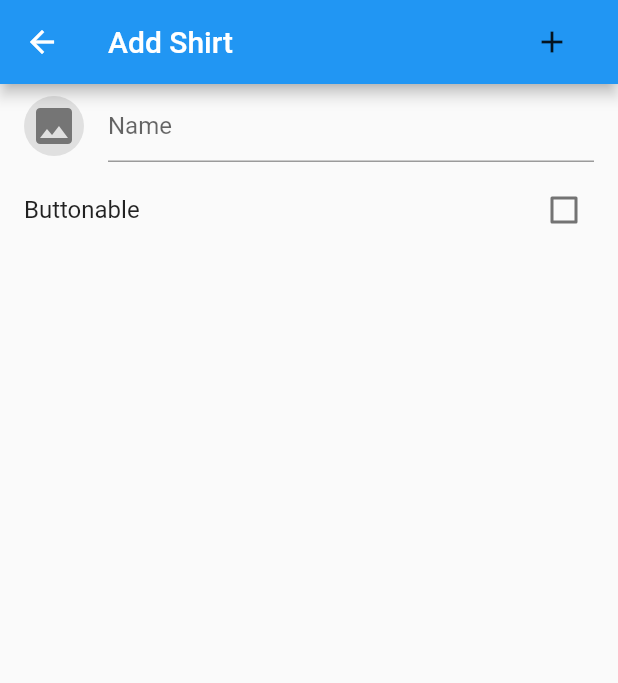
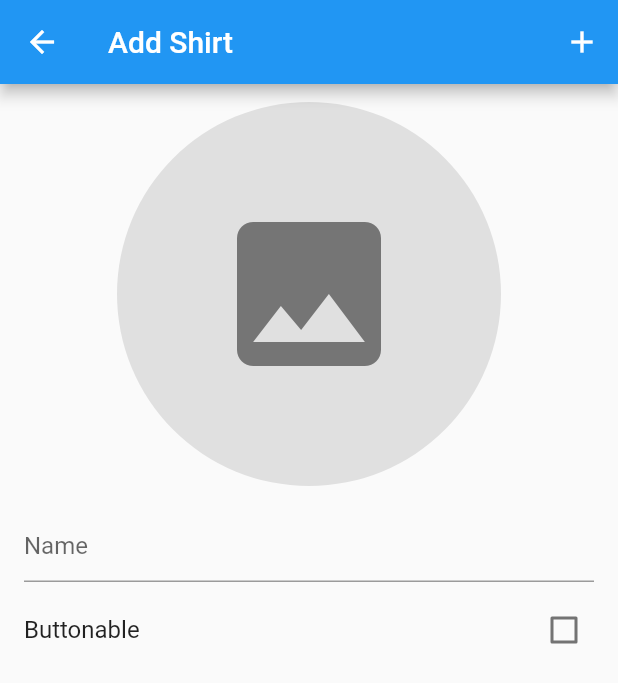
Before and after one commit to darthdie/dressr, a Flutter app: the AddShirtModal screen opened directly, after a tap on "Buttonable", on a phone screen of 412 x 824 dp. Shown: the top 683 px of the screen. Run offline on Flutter 3.47's test engine with Material 2 defaults, Android fonts, the phone set to English and light mode, and no system bars; our stand-ins replace built_collection, flutter_redux, font_awesome_flutter, image_picker, redux; missing offline and left inert: redux_persist, redux_persist_flutter; statements that could not run were skipped.

Commit message:
Added ability to add shirts. Added persistence.

```diff
--- a/lib/app_state.dart
+++ b/lib/app_state.dart
@@ -1,24 +1,42 @@
 import 'package:built_collection/built_collection.dart';
 import 'package:dressr/models/shirt.dart';
+import 'package:redux_persist/redux_persist.dart';
 
 class AppState {
   AppState({
     BuiltList<Shirt> shirts,
-    this.newShirtImage
+    Shirt newShirt,
   }):
-    this.shirts = shirts ?? new BuiltList<Shirt>();
+    this.shirts = shirts ?? new BuiltList<Shirt>(),
+    this.newShirt = newShirt ?? new Shirt();
 
   final BuiltList<Shirt> shirts;
-  final String newShirtImage;
+  final Shirt newShirt;
 
   AppState copyWith({
     BuiltList<Shirt> shirts,
-    String newShirtImage
+    Shirt newShirt,
   }) {
     return new AppState(
       shirts: shirts ?? this.shirts,
-      newShirtImage: newShirtImage ?? this.newShirtImage,
+      newShirt: newShirt ?? this.newShirt,
     );
+  }
+
+  static AppState fromJson(dynamic map) {
+    if (map == null) {
+      return new AppState();
+    }
+
+    return new AppState(
+      shirts: new BuiltList((map['shirts'] ?? []).map((i) => new Shirt.fromJson(i)))
+    );
+  }
+
+  Map toJson() {
+    return {
+      'shirts': shirts.map((s) => s.toJson())
+    };
   }
 }
 
@@ -28,10 +46,39 @@ class UpdateNewShirtImage {
   final String image;
 }
 
+class UpdateNewShirtName {
+  UpdateNewShirtName(this.name);
+
+  final String name;
+}
+
+class UpdateNewShirtButtonable {
+  UpdateNewShirtButtonable(this.buttonable);
+
+  final bool buttonable;
+}
+
+class AddShirtAction {
+}
+
 AppState appStateReducer(AppState state, dynamic action) {
-  if (action is UpdateNewShirtImage) {
-    return state.copyWith(newShirtImage: action.image);
+  if (action is PersistLoadedAction<AppState>) {
+    return action.state ?? state;
   }
 
-  return state;
+  switch (action.runtimeType) {
+    case UpdateNewShirtImage:
+      return state.copyWith(newShirt: state.newShirt.copyWith(image: action.image));
+    case UpdateNewShirtName:
+      return state.copyWith(newShirt: state.newShirt.copyWith(name: action.name));
+    case UpdateNewShirtButtonable:
+      return state.copyWith(newShirt: state.newShirt.copyWith(buttonable: action.buttonable));
+    case AddShirtAction:
+      return state.copyWith(
+        shirts: state.shirts.rebuild((b) => b.add(state.newShirt)),
+        newShirt: new Shirt()
+      );
+    default:
+      return state;
+  }
 }
--- a/lib/models/shirt.dart
+++ b/lib/models/shirt.dart
@@ -2,18 +2,38 @@ class Shirt {
   Shirt({
     this.name,
     this.image,
+    this.buttonable,
   });
 
   final String name;
   final String image;
+  final bool buttonable;
 
   Shirt copyWith({
     String name,
     String image,
+    bool buttonable,
   }) {
     return new Shirt(
       name: name ?? this.name,
       image: image ?? this.image,
+      buttonable: buttonable ?? this.buttonable
+    );
+  }
+
+  Map toJson() {
+    return {
+      'name': name,
+      'image': image,
+      'buttonable': buttonable
+    };
+  }
+
+  factory Shirt.fromJson(Map json) {
+    return new Shirt(
+      name: json['name'],
+      image: json['image'],
+      buttonable: json['buttonable']
     );
   }
 }
--- a/lib/pages/add_shirt.dart
+++ b/lib/pages/add_shirt.dart
@@ -8,20 +8,31 @@ import 'package:image_picker/image_picker.dart';
 
 class AddShirtModal extends StatelessWidget {
   Widget _thumbnailWidget(BuildContext context, _AddShirtViewModel viewModel) {
-    if (viewModel.image != null) {
-      return new SizedBox(
-        child: new Image.file(new File(viewModel.image)),
-        width: 32.0,
-        height: 32.0,
-      );
-    }
-
     return PopupMenuButton<ImageSource>(
-      child: new CircleAvatar(
-        child: const Icon(Icons.image, size: 32.0),
+      padding: const EdgeInsets.all(64.0),
+      child: new Padding(
+        padding: const EdgeInsets.all(12.0),
+        child: viewModel.image == null
+        ? new CircleAvatar(
+          child: const Icon(Icons.image, size: 128.0),
           backgroundColor: Colors.grey.shade300,
           foregroundColor: Colors.grey.shade600,
+          radius: 128.0,
+        )
+        : new Container(
+            width: 256.0,
+            height: 256.0,
+            decoration: new BoxDecoration(
+              shape: BoxShape.circle,
+              image: new DecorationImage(
+                fit: BoxFit.cover,
+                image: new FileImage(new File(viewModel.image))
+              )
+            )
+          )
       ),
+
+
       itemBuilder: (context) {
         return [
           new PopupMenuItem(
@@ -57,20 +68,21 @@ class AddShirtModal extends StatelessWidget {
     return new Container(
       child: new ListView(
         children: <Widget>[
+          new Center(
+            child: _thumbnailWidget(context, viewModel),
+          ),
           new ListTile(
-            leading: _thumbnailWidget(context, viewModel),
             title: new TextField(
               decoration: new InputDecoration(hintText: 'Name'),
-              onSubmitted: (value) {
-                print(value);
+              onChanged: (value) {
+                viewModel.updateName(value);
               },
             ),
           ),
           new CheckboxListTile(
             value: false,
             title: const Text('Buttonable'),
-            onChanged: (value) {
-            },
+            onChanged: (value) => viewModel.updateButtonable(value)
           )
         ],
       ),
@@ -87,22 +99,38 @@ class AddShirtModal extends StatelessWidget {
           appBar: new AppBar(
             title: const Text('Add Shirt'),
             actions: <Widget>[
-              new FlatButton(
-                child: new IconButton(
+              new IconButton(
                 icon: const Icon(Icons.add),
                 onPressed: () {
+                  final error = _validateNewShirt(viewModel);
+
+                  if (error == null) {
+                    viewModel.addShirt();
+                    Navigator.of(context).pop();
+                  } else {
+                    final snackBar = SnackBar(content: new Text(error));
+                    Scaffold.of(context).showSnackBar(snackBar);
+                  }
                 },
               ),
-                onPressed: () async {
-                  // _formKey.currentState.validate();
-                },
-              )
             ],
           ),
           body: _buildBody(context, viewModel),
         );
       }
     );
+  }
+
+  String _validateNewShirt(_AddShirtViewModel viewModel) {
+    if (viewModel.image.isEmpty) {
+      return 'Please select an image.';
+    }
+
+    if (viewModel.name.isEmpty) {
+      return 'Please enter in a name';
+    }
+
+    return null;
   }
 }
 
@@ -111,20 +139,29 @@ class _AddShirtViewModel {
     this.name,
     this.image,
     this.buttonable,
-    this.updateImage
+    this.updateImage,
+    this.updateName,
+    this.updateButtonable,
+    this.addShirt
   });
 
   final String name;
   final String image;
   final bool buttonable;
   final UpdateImageCallback updateImage;
+  final UpdateNameCallback updateName;
+  final UpdateButtonableCallback updateButtonable;
+  final Function addShirt;
 
   factory _AddShirtViewModel.create(Store<AppState> store) {
     return new _AddShirtViewModel(
-      name: '',
-      image: store.state.newShirtImage,
-      buttonable: false,
-      updateImage: (image) => store.dispatch(new UpdateNewShirtImage(image))
+      name: store.state.newShirt.name,
+      image: store.state.newShirt.image,
+      buttonable: store.state.newShirt.buttonable,
+      updateImage: (image) => store.dispatch(new UpdateNewShirtImage(image)),
+      updateName: (name) => store.dispatch(new UpdateNewShirtName(name)),
+      updateButtonable: (buttonable) => store.dispatch(new UpdateNewShirtButtonable(buttonable)),
+      addShirt: () => store.dispatch(new AddShirtAction())
     );
   }
 
@@ -144,6 +181,8 @@ class _AddShirtViewModel {
 }
 
 typedef UpdateImageCallback = Function(String);
+typedef UpdateNameCallback = Function(String);
+typedef UpdateButtonableCallback = Function(bool);
 
 // class CameraPreviewModal extends StatefulWidget {
 //   CameraPreviewModal(this.cameras);
--- a/pubspec.yaml
+++ b/pubspec.yaml
@@ -15,6 +15,8 @@ dependencies:
   image_picker: "^0.4.5"
 
   path_provider: "^0.4.1"
+  redux_persist_flutter: 0.6.0-rc.1
+  redux_persist: 0.7.0-rc.2
 
 dev_dependencies:
   flutter_test:
```
Also changed, not shown: lib/main.dart (+15 -2 lines), pubspec.lock. Lines whose indentation alone changed are shown as unchanged.
